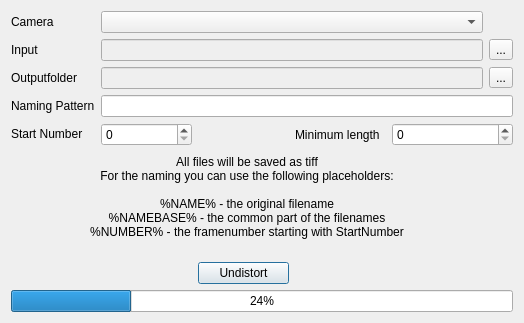
Qt form src/ui/ui-files/UndistortSequenceDialog.ui (XROMMPackages/xmalab) before a commit.
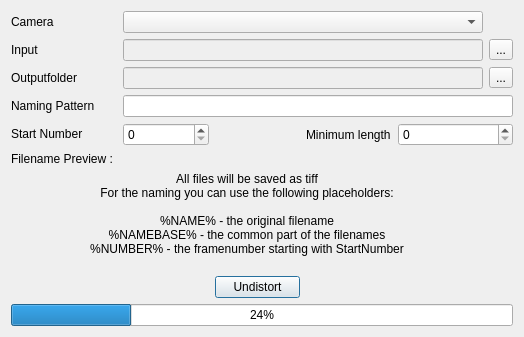
The same form after that commit. Icons and pictures are not drawn.

Diff of the .ui file:
```diff
--- a/src/ui/ui-files/UndistortSequenceDialog.ui
+++ b/src/ui/ui-files/UndistortSequenceDialog.ui
@@ -69,7 +69,7 @@
      </property>
     </widget>
    </item>
-   <item row="5" column="0" colspan="5">
+   <item row="6" column="0" colspan="5">
     <widget class="QLabel" name="label_3">
      <property name="sizePolicy">
       <sizepolicy hsizetype="Minimum" vsizetype="Minimum">
@@ -94,7 +94,7 @@
      </property>
     </widget>
    </item>
-   <item row="7" column="3" colspan="3">
+   <item row="8" column="3" colspan="3">
     <spacer name="horizontalSpacer_2">
      <property name="orientation">
       <enum>Qt::Horizontal</enum>
@@ -114,7 +114,7 @@
      </property>
     </widget>
    </item>
-   <item row="7" column="2">
+   <item row="8" column="2">
     <widget class="QPushButton" name="pushButton">
      <property name="text">
       <string>Undistort</string>
@@ -128,7 +128,7 @@
      </property>
     </widget>
    </item>
-   <item row="7" column="0" colspan="2">
+   <item row="8" column="0" colspan="2">
     <spacer name="horizontalSpacer">
      <property name="orientation">
       <enum>Qt::Horizontal</enum>
@@ -168,7 +168,7 @@
      </property>
     </widget>
    </item>
-   <item row="8" column="0" colspan="6">
+   <item row="9" column="0" colspan="6">
     <widget class="QProgressBar" name="progressBar">
      <property name="value">
       <number>24</number>
@@ -185,6 +185,20 @@
    <item row="4" column="4" colspan="2">
     <widget class="QSpinBox" name="spinBox_NumberLength"/>
    </item>
+   <item row="5" column="0">
+    <widget class="QLabel" name="label_8">
+     <property name="text">
+      <string>Filename Preview : </string>
+     </property>
+    </widget>
+   </item>
+   <item row="5" column="1" colspan="5">
+    <widget class="QLabel" name="label_Preview">
+     <property name="text">
+      <string/>
+     </property>
+    </widget>
+   </item>
   </layout>
  </widget>
  <resources>
```
Left out of the diff: 14 changed lines with no effect on the pictures.
